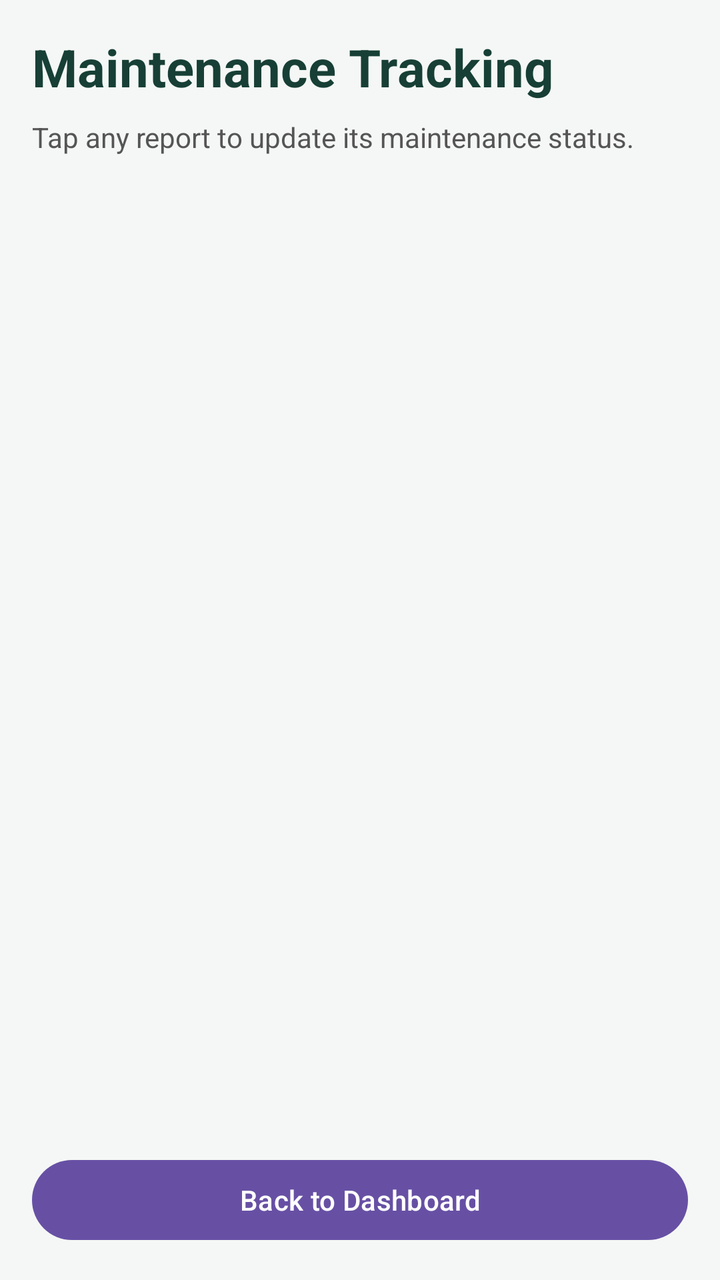
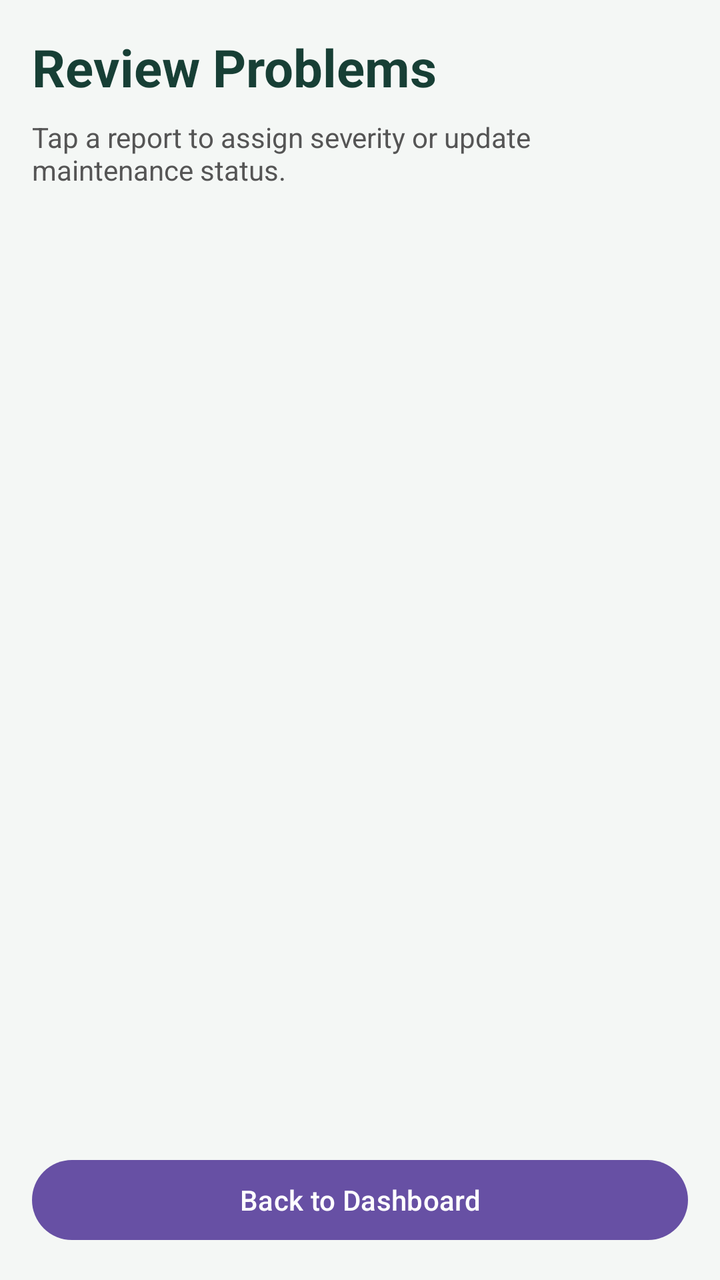

Two renders of the same Android screen: before a commit and after it. Below are the layout's source before the change and the commit's diff.
<!-- AndroidManifest.xml: application theme Theme.GroundWatch -->
<!-- res/layout/activity_maintenance.xml -->
<?xml version="1.0" encoding="utf-8"?>
<LinearLayout xmlns:android="http://schemas.android.com/apk/res/android"
    android:layout_width="match_parent"
    android:layout_height="match_parent"
    android:orientation="vertical"
    android:padding="16dp"
    android:background="#F4F7F5">


    <TextView
        android:layout_width="match_parent"
        android:layout_height="wrap_content"
        android:text="Maintenance Tracking"
        android:textSize="26sp"
        android:textStyle="bold"
        android:textColor="#173F35"
        android:layout_marginBottom="8dp" />

    <TextView
        android:layout_width="match_parent"
        android:layout_height="wrap_content"
        android:text="Tap any report to update its maintenance status."
        android:textSize="14sp"
        android:textColor="#555555"
        android:layout_marginBottom="16dp" />

    <TextView
        android:id="@+id/tvEmptyMaintenance"
        android:layout_width="match_parent"
        android:layout_height="wrap_content"
        android:text="No reports available yet."
        android:textSize="16sp"
        android:gravity="center"
        android:padding="20dp"
        android:visibility="gone" />

    <ListView
        android:id="@+id/listMaintenance"
        android:layout_width="match_parent"
        android:layout_height="0dp"
        android:layout_weight="1"
        android:divider="#CCCCCC"
        android:dividerHeight="1dp"
        android:paddingBottom="8dp"
        android:clipToPadding="false" />

    <Button
        android:id="@+id/btnMaintenanceBack"
        android:layout_width="match_parent"
        android:layout_height="wrap_content"
        android:text="Back to Dashboard" />

</LinearLayout>
<!-- resources referenced by this layout -->
<resources>
  <style name="Theme.GroundWatch" parent="Base.Theme.GroundWatch" />
  <style name="Base.Theme.GroundWatch" parent="Theme.Material3.DayNight.NoActionBar">
          
          
      </style>
</resources>

<!-- the commit's change to res/layout/activity_maintenance.xml (unified diff, before → after) -->
@@ -10,7 +10,7 @@
     <TextView
         android:layout_width="match_parent"
         android:layout_height="wrap_content"
-        android:text="Maintenance Tracking"
+        android:text="Review Problems"
         android:textSize="26sp"
         android:textStyle="bold"
         android:textColor="#173F35"
@@ -19,7 +19,7 @@
     <TextView
         android:layout_width="match_parent"
         android:layout_height="wrap_content"
-        android:text="Tap any report to update its maintenance status."
+        android:text="Tap a report to assign severity or update maintenance status."
         android:textSize="14sp"
         android:textColor="#555555"
         android:layout_marginBottom="16dp" />
